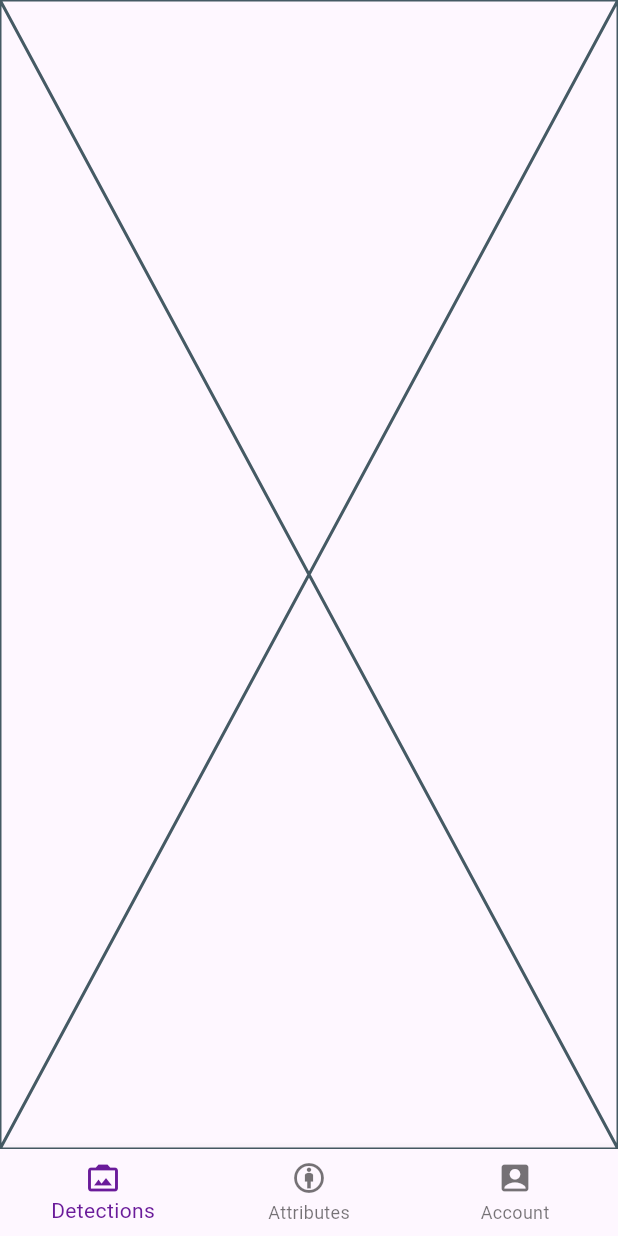
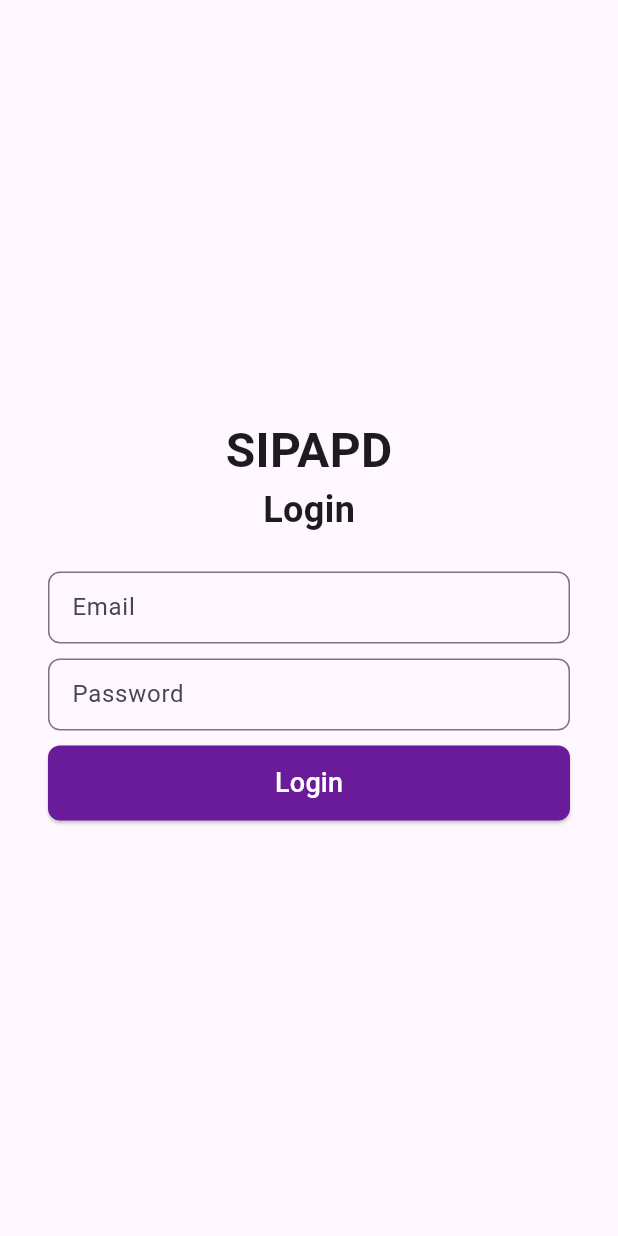
Before and after one commit to dimpram101/sipapd-mobile-gemastik, a Flutter app: the screen it shows after launch, on a phone screen of 412 x 824 dp. Run offline on Flutter 3.47's test engine with Material 3 defaults, Android fonts, the phone set to English and light mode, and no system bars; our stand-ins replace cloud_firestore, firebase_auth, firebase_core, firebase_messaging; accounts and stored records are empty.

Commit message:
feat: implement firestore for attribute and fireauth for login

```diff
--- a/lib/main.dart
+++ b/lib/main.dart
@@ -1,6 +1,8 @@
+import 'package:firebase_auth/firebase_auth.dart';
 import 'package:flutter/material.dart';
 import 'package:firebase_core/firebase_core.dart';
 import 'package:sipapd_mobile/navigations/bottom_tab.dart';
+import 'package:sipapd_mobile/screens/login_screen.dart';
 import 'firebase_options.dart';
 
 void main() async {
@@ -22,7 +24,22 @@
         colorScheme: ColorScheme.fromSeed(seedColor: Colors.deepPurple),
         useMaterial3: true,
       ),
-      home: const BottomTab(),
+      home: StreamBuilder(
+        stream: FirebaseAuth.instance.authStateChanges(),
+        builder: (context, snapshot) {
+          if (snapshot.connectionState == ConnectionState.waiting) {
+            return const Center(
+              child: CircularProgressIndicator(),
+            );
+          }
+
+          if (snapshot.hasData) {
+            return const BottomTab();
+          }
+
+          return const LoginScreen();
+        },
+      ),
     );
   }
 }
--- /dev/null
+++ b/lib/screens/login_screen.dart
@@ -0,0 +1,164 @@
+import 'package:firebase_auth/firebase_auth.dart';
+import 'package:flutter/material.dart';
+
+final _firebase = FirebaseAuth.instance;
+
+class LoginScreen extends StatefulWidget {
+  const LoginScreen({super.key});
+
+  @override
+  State<LoginScreen> createState() => _LoginScreenState();
+}
+
+class _LoginScreenState extends State<LoginScreen> {
+  final _form = GlobalKey<FormState>();
+
+  var _email = '';
+  var _password = '';
+  var _isLoading = false;
+
+  void _submit() async {
+    final isValid = _form.currentState!.validate();
+
+    if (!isValid) {
+      return;
+    }
+
+    _form.currentState!.save();
+
+    try {
+      setState(() {
+        _isLoading = true;
+      });
+
+      await _firebase.signInWithEmailAndPassword(
+        email: _email,
+        password: _password,
+      );
+
+      // Login logic here
+    } catch (error) {
+      const errorMessage = 'Could not authenticate. Please try again later.';
+      ScaffoldMessenger.of(context).showSnackBar(
+        const SnackBar(
+          content: Text(errorMessage),
+        ),
+      );
+
+      setState(() {
+        _isLoading = false;
+      });
+    }
+  }
+
+  @override
+  Widget build(BuildContext context) {
+    return SafeArea(
+      child: Scaffold(
+        body: Padding(
+          padding: const EdgeInsets.only(left: 32.0, right: 32.0),
+          child: Center(
+            child: Form(
+              key: _form,
+              child: Column(
+                mainAxisAlignment: MainAxisAlignment.center,
+                crossAxisAlignment: CrossAxisAlignment.center,
+                children: [
+                  const Text(
+                    'SIPAPD',
+                    style: TextStyle(
+                      fontSize: 32,
+                      fontWeight: FontWeight.bold,
+                    ),
+                  ),
+                  const Text(
+                    'Login',
+                    style: TextStyle(
+                      fontSize: 24,
+                      fontWeight: FontWeight.bold,
+                    ),
+                  ),
+                  const SizedBox(height: 24),
+                  SizedBox(
+                    width: double.infinity,
+                    height: 50,
+                    child: TextFormField(
+                      decoration: InputDecoration(
+                        border: OutlineInputBorder(
+                          borderRadius: BorderRadius.circular(8.0),
+                        ),
+                        isDense: true,
+                        labelText: "Email",
+                      ),
+                      keyboardType: TextInputType.emailAddress,
+                      textCapitalization: TextCapitalization.none,
+                      validator: (value) {
+                        if (value == null || value.trim().isEmpty || !value.contains('@')) {
+                          return 'Please enter a valid email address.';
+                        }
+                        return null;
+                      },
+                      onSaved: (newValue) {
+                        _email = newValue!;
+                      },
+                    ),
+                  ),
+                  const SizedBox(height: 8),
+                  SizedBox(
+                    width: double.infinity,
+                    height: 50,
+                    child: TextFormField(
+                      decoration: InputDecoration(
+                        border: OutlineInputBorder(
+                          borderRadius: BorderRadius.circular(8.0),
+                        ),
+                        isDense: true,
+                        labelText: "Password",
+                      ),
+                      obscureText: true,
+                      enableSuggestions: false,
+                      autocorrect: false,
+                      validator: (value) {
+                        if (value == null || value.trim().length < 6) {
+                          return 'Password must be at least 6 characters long.';
+                        }
+                        return null;
+                      },
+                      onSaved: (newValue) {
+                        _password = newValue!;
+                      },
+                    ),
+                  ),
+                  const SizedBox(height: 8),
+                  if (_isLoading)
+                    const CircularProgressIndicator()
+                  else
+                    SizedBox(
+                      width: double.infinity,
+                      height: 50,
+                      child: ElevatedButton(
+                        style: ElevatedButton.styleFrom(
+                          shape: RoundedRectangleBorder(
+                            borderRadius: BorderRadius.circular(8.0),
+                          ),
+                          backgroundColor: Colors.purple[800],
+                        ),
+                        onPressed: _submit,
+                        child: const Text(
+                          'Login',
+                          style: TextStyle(
+                            color: Colors.white,
+                            fontSize: 18,
+                          ),
+                        ),
+                      ),
+                    ),
+                ],
+              ),
+            ),
+          ),
+        ),
+      ),
+    );
+  }
+}
--- a/pubspec.yaml
+++ b/pubspec.yaml
@@ -37,6 +37,8 @@ dependencies:
   cupertino_icons: ^1.0.6
   firebase_core: ^2.27.2
   firebase_auth: ^4.19.4
+  firebase_messaging: ^14.9.1
+  cloud_firestore: ^4.17.2
 
 dev_dependencies:
   flutter_test:
```
Also changed, not shown: lib/navigations/bottom_tab.dart (+14 -0 lines), lib/screens/account_screen.dart (+73 -19 lines), lib/screens/attribute_screen.dart (+47 -13 lines), firebase.json (added), lib/firebase_options.dart, pubspec.lock, 5 other files.
